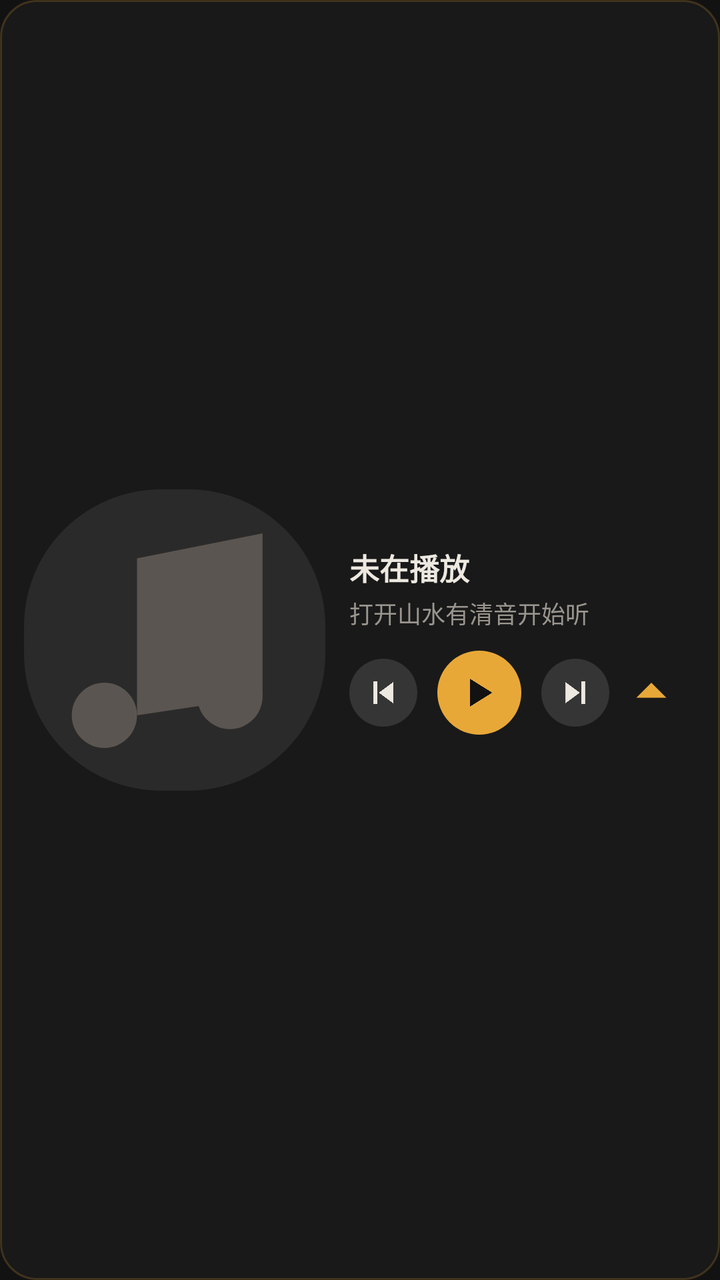
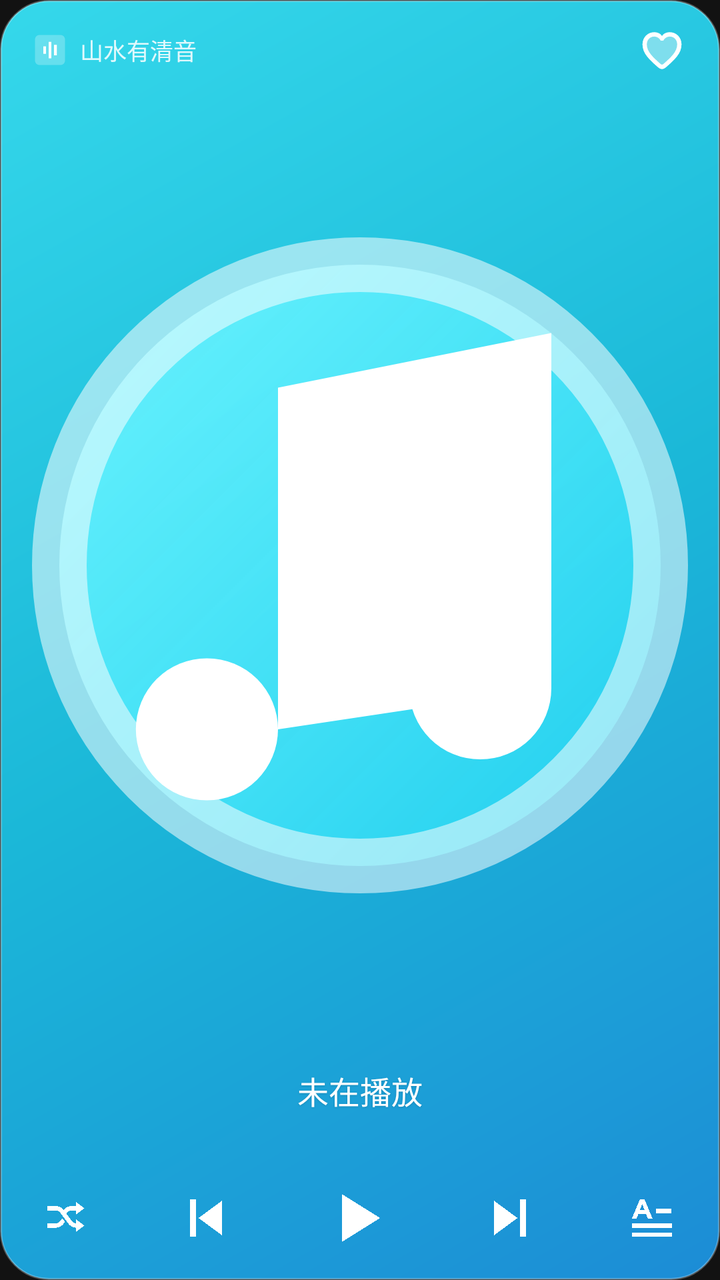

Compare the two renders of this Android layout. The source of the first and the diff that turns it into the second are given below.
<!-- AndroidManifest.xml: application theme Theme.Sonance -->
<!-- res/layout/widget_large.xml -->
<?xml version="1.0" encoding="utf-8"?>
<LinearLayout xmlns:android="http://schemas.android.com/apk/res/android"
    android:id="@+id/widget_root"
    android:layout_width="match_parent"
    android:layout_height="match_parent"
    android:background="@drawable/widget_bg"
    android:orientation="horizontal"
    android:padding="12dp">

    <ImageView
        android:id="@+id/widget_cover"
        android:layout_width="0dp"
        android:layout_height="match_parent"
        android:layout_weight="1"
        android:contentDescription="@string/widget_cover_desc"
        android:scaleType="fitCenter"
        android:src="@drawable/widget_placeholder" />

    <LinearLayout
        android:layout_width="0dp"
        android:layout_height="match_parent"
        android:layout_marginStart="12dp"
        android:layout_weight="1.15"
        android:gravity="center_vertical"
        android:orientation="vertical">

        <TextView
            android:id="@+id/widget_title"
            android:layout_width="match_parent"
            android:layout_height="wrap_content"
            android:ellipsize="end"
            android:maxLines="2"
            android:text="@string/widget_idle_title"
            android:textColor="@color/widget_text"
            android:textSize="15sp"
            android:textStyle="bold" />

        <TextView
            android:id="@+id/widget_artist"
            android:layout_width="match_parent"
            android:layout_height="wrap_content"
            android:layout_marginTop="3dp"
            android:ellipsize="end"
            android:maxLines="1"
            android:text="@string/widget_idle_subtitle"
            android:textColor="@color/widget_text_dim"
            android:textSize="12sp" />

        <LinearLayout
            android:layout_width="match_parent"
            android:layout_height="wrap_content"
            android:layout_marginTop="10dp"
            android:gravity="center_vertical"
            android:orientation="horizontal">

            <ImageView
                android:id="@+id/widget_prev"
                android:layout_width="34dp"
                android:layout_height="34dp"
                android:background="@drawable/widget_btn"
                android:contentDescription="@string/widget_prev_desc"
                android:padding="8dp"
                android:src="@drawable/widget_ic_prev" />

            <ImageView
                android:id="@+id/widget_play"
                android:layout_width="42dp"
                android:layout_height="42dp"
                android:layout_marginStart="10dp"
                android:layout_marginEnd="10dp"
                android:background="@drawable/widget_btn_accent"
                android:contentDescription="@string/widget_play_desc"
                android:padding="10dp"
                android:src="@drawable/widget_ic_play" />

            <ImageView
                android:id="@+id/widget_next"
                android:layout_width="34dp"
                android:layout_height="34dp"
                android:background="@drawable/widget_btn"
                android:contentDescription="@string/widget_next_desc"
                android:padding="8dp"
                android:src="@drawable/widget_ic_next" />

            <ImageView
                android:id="@+id/widget_open"
                android:layout_width="30dp"
                android:layout_height="30dp"
                android:layout_marginStart="6dp"
                android:contentDescription="@string/widget_open_desc"
                android:src="@drawable/widget_ic_open" />
        </LinearLayout>
    </LinearLayout>
</LinearLayout>
<!-- resources referenced by this layout -->
<resources>
  <color name="widget_text">#FFEDE8E0</color>
  <color name="widget_text_dim">#FF9A958E</color>
  <!-- drawable widget_bg (drawable) -->
  <?xml version="1.0" encoding="utf-8"?>
  <shape xmlns:android="http://schemas.android.com/apk/res/android"
      android:shape="rectangle">
      <solid android:color="@color/widget_bg" />
      <corners android:radius="18dp" />
      <stroke
          android:width="1dp"
          android:color="@color/widget_border" />
  </shape>
  <!-- drawable widget_btn (drawable) -->
  <?xml version="1.0" encoding="utf-8"?>
  <ripple xmlns:android="http://schemas.android.com/apk/res/android"
      android:color="#33FFFFFF">
      <item>
          <shape android:shape="oval">
              <solid android:color="@color/widget_btn_bg" />
          </shape>
      </item>
  </ripple>
  <!-- drawable widget_btn_accent (drawable) -->
  <?xml version="1.0" encoding="utf-8"?>
  <ripple xmlns:android="http://schemas.android.com/apk/res/android"
      android:color="#33FFFFFF">
      <item>
          <shape android:shape="oval">
              <solid android:color="@color/widget_accent" />
          </shape>
      </item>
  </ripple>
  <!-- drawable widget_ic_next (drawable) -->
  <?xml version="1.0" encoding="utf-8"?>
  <vector xmlns:android="http://schemas.android.com/apk/res/android"
      android:width="24dp"
      android:height="24dp"
      android:viewportWidth="24"
      android:viewportHeight="24">
      <path
          android:fillColor="@color/widget_text"
          android:pathData="M5.5,5 L15,12 L5.5,19 Z" />
      <path
          android:fillColor="@color/widget_text"
          android:pathData="M16.1,4.5h2.4v15h-2.4z" />
  </vector>
  <!-- drawable widget_ic_open (drawable) -->
  <?xml version="1.0" encoding="utf-8"?>
  <vector xmlns:android="http://schemas.android.com/apk/res/android"
      android:width="24dp"
      android:height="24dp"
      android:viewportWidth="24"
      android:viewportHeight="24">
      <path
          android:fillColor="@color/widget_accent"
          android:pathData="M6,14 L12,8 L18,14" />
  </vector>
  <!-- drawable widget_ic_play (drawable) -->
  <?xml version="1.0" encoding="utf-8"?>
  <vector xmlns:android="http://schemas.android.com/apk/res/android"
      android:width="24dp"
      android:height="24dp"
      android:viewportWidth="24"
      android:viewportHeight="24">
      <path
          android:fillColor="@color/widget_btn_icon"
          android:pathData="M7,4.5 L19,12 L7,19.5 Z" />
  </vector>
  <!-- drawable widget_ic_prev (drawable) -->
  <?xml version="1.0" encoding="utf-8"?>
  <vector xmlns:android="http://schemas.android.com/apk/res/android"
      android:width="24dp"
      android:height="24dp"
      android:viewportWidth="24"
      android:viewportHeight="24">
      <path
          android:fillColor="@color/widget_text"
          android:pathData="M18.5,5 L9,12 L18.5,19 Z" />
      <path
          android:fillColor="@color/widget_text"
          android:pathData="M5.5,4.5h2.4v15h-2.4z" />
  </vector>
  <!-- drawable widget_placeholder (drawable) -->
  <?xml version="1.0" encoding="utf-8"?>
  <layer-list xmlns:android="http://schemas.android.com/apk/res/android">
      <item>
          <shape android:shape="rectangle">
              <solid android:color="@color/widget_cover_bg" />
              <corners android:radius="10dp" />
          </shape>
      </item>
      <item
          android:drawable="@drawable/widget_ic_note"
          android:gravity="center"
          android:width="22dp"
          android:height="22dp" />
  </layer-list>
  <string name="widget_idle_subtitle">打开山水有清音开始听</string>
  <string name="widget_open_desc">打开应用</string>
  <color name="widget_bg">#E61A1A1A</color>
  <color name="widget_border">#33E8A838</color>
  <color name="widget_btn_bg">#1FFFFFFF</color>
  <color name="widget_accent">#FFE8A838</color>
  <color name="widget_btn_icon">#FF121212</color>
  <color name="widget_cover_bg">#FF2A2A2A</color>
  <!-- drawable widget_ic_note (drawable) -->
  <?xml version="1.0" encoding="utf-8"?>
  <vector xmlns:android="http://schemas.android.com/apk/res/android"
      android:width="24dp"
      android:height="24dp"
      android:viewportWidth="24"
      android:viewportHeight="24">
      <path
          android:fillColor="@color/widget_text_muted"
          android:pathData="M9,18V5.5l10,-2v13" />
      <path
          android:fillColor="@color/widget_text_muted"
          android:pathData="M9,18a2.6,2.6 0 1,1 -2.6,-2.6 2.6,2.6 0 0,1 2.6,2.6z" />
      <path
          android:fillColor="@color/widget_text_muted"
          android:pathData="M19,16.5a2.6,2.6 0 1,1 -2.6,-2.6 2.6,2.6 0 0,1 2.6,2.6z" />
  </vector>
  <color name="widget_text_muted">#FF5A5550</color>
  <!-- unchanged entries left out for length: 7 -->
</resources>

<!-- the commit's change to res/layout/widget_large.xml (unified diff, before → after) -->
@@ -1,94 +1,279 @@
 <?xml version="1.0" encoding="utf-8"?>
-<LinearLayout xmlns:android="http://schemas.android.com/apk/res/android"
+<FrameLayout xmlns:android="http://schemas.android.com/apk/res/android"
     android:id="@+id/widget_root"
     android:layout_width="match_parent"
     android:layout_height="match_parent"
-    android:background="@drawable/widget_bg"
-    android:orientation="horizontal"
-    android:padding="12dp">
+    android:background="@android:color/transparent">
 
     <ImageView
-        android:id="@+id/widget_cover"
-        android:layout_width="0dp"
+        android:id="@+id/widget_bg_img"
+        android:layout_width="match_parent"
         android:layout_height="match_parent"
-        android:layout_weight="1"
-        android:contentDescription="@string/widget_cover_desc"
-        android:scaleType="fitCenter"
-        android:src="@drawable/widget_placeholder" />
+        android:importantForAccessibility="no"
+        android:scaleType="fitXY"
+        android:src="@drawable/widget_bg" />
 
     <LinearLayout
-        android:layout_width="0dp"
+        android:layout_width="match_parent"
         android:layout_height="match_parent"
-        android:layout_marginStart="12dp"
-        android:layout_weight="1.15"
-        android:gravity="center_vertical"
-        android:orientation="vertical">
-
-        <TextView
-            android:id="@+id/widget_title"
-            android:layout_width="match_parent"
-            android:layout_height="wrap_content"
-            android:ellipsize="end"
-            android:maxLines="2"
-            android:text="@string/widget_idle_title"
-            android:textColor="@color/widget_text"
-            android:textSize="15sp"
-            android:textStyle="bold" />
-
-        <TextView
-            android:id="@+id/widget_artist"
-            android:layout_width="match_parent"
-            android:layout_height="wrap_content"
-            android:layout_marginTop="3dp"
-            android:ellipsize="end"
-            android:maxLines="1"
-            android:text="@string/widget_idle_subtitle"
-            android:textColor="@color/widget_text_dim"
-            android:textSize="12sp" />
-
+        android:orientation="vertical"
+        android:paddingStart="16dp"
+        android:paddingTop="12dp"
+        android:paddingEnd="16dp"
+        android:paddingBottom="12dp">
+
+        
         <LinearLayout
             android:layout_width="match_parent"
             android:layout_height="wrap_content"
-            android:layout_marginTop="10dp"
             android:gravity="center_vertical"
             android:orientation="horizontal">
 
             <ImageView
+                android:layout_width="18dp"
+                android:layout_height="18dp"
+                android:importantForAccessibility="no"
+                android:scaleType="fitCenter"
+                android:src="@drawable/widget_ic_brand_badge" />
+
+            <TextView
+                android:id="@+id/widget_brand"
+                android:layout_width="0dp"
+                android:layout_height="wrap_content"
+                android:layout_marginStart="6dp"
+                android:layout_weight="1"
+                android:fontFamily="sans-serif-medium"
+                android:includeFontPadding="false"
+                android:maxLines="1"
+                android:text="@string/widget_brand"
+                android:textColor="#D9FFFFFF"
+                android:textSize="11.5sp" />
+
+            <ImageView
+                android:id="@+id/widget_fav"
+                android:layout_width="26dp"
+                android:layout_height="26dp"
+                android:background="@drawable/widget_btn_ripple"
+                android:contentDescription="@string/widget_fav_desc"
+                android:scaleType="fitCenter"
+                android:src="@drawable/widget_ic_heart_outline" />
+        </LinearLayout>
+
+        
+        <FrameLayout
+            android:layout_width="match_parent"
+            android:layout_height="0dp"
+            android:layout_marginTop="4dp"
+            android:layout_weight="1">
+
+            <ImageView
+                android:id="@+id/widget_cover"
+                android:layout_width="match_parent"
+                android:layout_height="match_parent"
+                android:contentDescription="@string/widget_cover_desc"
+                android:scaleType="fitCenter"
+                android:src="@drawable/widget_placeholder" />
+        </FrameLayout>
+
+        
+        <FrameLayout
+            android:layout_width="match_parent"
+            android:layout_height="wrap_content"
+            android:layout_marginTop="6dp"
+            android:minHeight="32dp">
+
+            <LinearLayout
+                android:id="@+id/widget_info_group"
+                android:layout_width="match_parent"
+                android:layout_height="wrap_content"
+                android:layout_gravity="center_vertical"
+                android:orientation="vertical">
+
+                <TextView
+                    android:id="@+id/widget_title"
+                    android:layout_width="match_parent"
+                    android:layout_height="wrap_content"
+                    android:ellipsize="end"
+                    android:fontFamily="sans-serif-medium"
+                    android:gravity="center_horizontal"
+                    android:includeFontPadding="false"
+                    android:maxLines="1"
+                    android:shadowColor="#26000000"
+                    android:shadowDy="1"
+                    android:shadowRadius="2"
+                    android:text="@string/widget_idle_title"
+                    android:textColor="#FFFFFFFF"
+                    android:textSize="15.5sp" />
+
+                <TextView
+                    android:id="@+id/widget_artist"
+                    android:layout_width="0dp"
+                    android:layout_height="0dp"
+                    android:visibility="gone" />
+            </LinearLayout>
+
+            <LinearLayout
+                android:id="@+id/widget_lyric_group"
+                android:layout_width="match_parent"
+                android:layout_height="wrap_content"
+                android:layout_gravity="center_vertical"
+                android:orientation="vertical"
+                android:paddingTop="2dp"
+                android:paddingBottom="2dp"
+                android:visibility="gone">
+
+                <TextView
+                    android:id="@+id/widget_lyric_prev"
+                    android:layout_width="match_parent"
+                    android:layout_height="wrap_content"
+                    android:ellipsize="end"
+                    android:gravity="center_horizontal"
+                    android:includeFontPadding="false"
+                    android:maxLines="1"
+                    android:textColor="#99FFFFFF"
+                    android:textSize="12sp" />
+
+                <TextView
+                    android:id="@+id/widget_lyric_cur"
+                    android:layout_width="match_parent"
+                    android:layout_height="wrap_content"
+                    android:layout_marginTop="4dp"
+                    android:layout_marginBottom="4dp"
+                    android:ellipsize="end"
+                    android:fontFamily="sans-serif-medium"
+                    android:gravity="center_horizontal"
+                    android:includeFontPadding="false"
+                    android:maxLines="2"
+                    android:shadowColor="#26000000"
+                    android:shadowDy="1"
+                    android:shadowRadius="2"
+                    android:textColor="#FFFFFFFF"
+                    android:textSize="15.5sp" />
+
+                <TextView
+                    android:id="@+id/widget_lyric_next"
+                    android:layout_width="match_parent"
+                    android:layout_height="wrap_content"
+                    android:ellipsize="end"
+                    android:gravity="center_horizontal"
+                    android:includeFontPadding="false"
+                    android:maxLines="1"
+                    android:textColor="#99FFFFFF"
+                    android:textSize="12sp" />
+            </LinearLayout>
+        </FrameLayout>
+
+        
+        <LinearLayout
+            android:id="@+id/widget_progress_row"
+            android:layout_width="match_parent"
+            android:layout_height="wrap_content"
+            android:layout_marginTop="8dp"
+            android:gravity="center_vertical"
+            android:orientation="horizontal">
+
+            <TextView
+                android:id="@+id/widget_time_cur"
+                android:layout_width="wrap_content"
+                android:layout_height="wrap_content"
+                android:includeFontPadding="false"
+                android:textColor="#E6FFFFFF"
+                android:textSize="10.5sp" />
+
+            <ImageView
+                android:id="@+id/widget_progress"
+                android:layout_width="0dp"
+                android:layout_height="8dp"
+                android:layout_marginStart="8dp"
+                android:layout_marginEnd="8dp"
+                android:layout_weight="1"
+                android:importantForAccessibility="no"
+                android:scaleType="fitXY" />
+
+            <TextView
+                android:id="@+id/widget_time_total"
+                android:layout_width="wrap_content"
+                android:layout_height="wrap_content"
+                android:includeFontPadding="false"
+                android:textColor="#E6FFFFFF"
+                android:textSize="10.5sp" />
+        </LinearLayout>
+
+        
+        <LinearLayout
+            android:id="@+id/widget_controls"
+            android:layout_width="match_parent"
+            android:layout_height="wrap_content"
+            android:layout_marginTop="8dp"
+            android:gravity="center_vertical"
+            android:orientation="horizontal"
+            android:paddingStart="4dp"
+            android:paddingEnd="4dp">
+
+            <ImageView
+                android:id="@+id/widget_mode"
+                android:layout_width="26dp"
+                android:layout_height="26dp"
+                android:background="@drawable/widget_btn_ripple"
+                android:contentDescription="@string/widget_mode_desc"
+                android:scaleType="fitCenter"
+                android:src="@drawable/widget_ic_mode_shuffle" />
+
+            <FrameLayout
+                android:layout_width="0dp"
+                android:layout_height="1dp"
+                android:layout_weight="1" />
+
+            <ImageView
                 android:id="@+id/widget_prev"
-                android:layout_width="34dp"
-                android:layout_height="34dp"
-                android:background="@drawable/widget_btn"
-                android:contentDescription="@string/widget_prev_desc"
-                android:padding="8dp"
-                android:src="@drawable/widget_ic_prev" />
-
-            <ImageView
-                android:id="@+id/widget_play"
-                android:layout_width="42dp"
-                android:layout_height="42dp"
-                android:layout_marginStart="10dp"
-                android:layout_marginEnd="10dp"
-                android:background="@drawable/widget_btn_accent"
-                android:contentDescription="@string/widget_play_desc"
-                android:padding="10dp"
-                android:src="@drawable/widget_ic_play" />
-
-            <ImageView
-                android:id="@+id/widget_next"
-                android:layout_width="34dp"
-                android:layout_height="34dp"
-                android:background="@drawable/widget_btn"
-                android:contentDescription="@string/widget_next_desc"
-                android:padding="8dp"
-                android:src="@drawable/widget_ic_next" />
-
-            <ImageView
-                android:id="@+id/widget_open"
                 android:layout_width="30dp"
                 android:layout_height="30dp"
-                android:layout_marginStart="6dp"
-                android:contentDescription="@string/widget_open_desc"
-                android:src="@drawable/widget_ic_open" />
+                android:background="@drawable/widget_btn_ripple"
+                android:contentDescription="@string/widget_prev_desc"
+                android:scaleType="fitCenter"
+                android:src="@drawable/widget_ic_prev" />
+
+            <FrameLayout
+                android:layout_width="0dp"
+                android:layout_height="1dp"
+                android:layout_weight="1" />
+
+            <ImageView
+                android:id="@+id/widget_play"
+                android:layout_width="38dp"
+                android:layout_height="38dp"
+                android:background="@drawable/widget_btn_ripple"
+                android:contentDescription="@string/widget_play_desc"
+                android:scaleType="fitCenter"
+                android:src="@drawable/widget_ic_play" />
+
+            <FrameLayout
+                android:layout_width="0dp"
+                android:layout_height="1dp"
+                android:layout_weight="1" />
+
+            <ImageView
+                android:id="@+id/widget_next"
+                android:layout_width="30dp"
+                android:layout_height="30dp"
+                android:background="@drawable/widget_btn_ripple"
+                android:contentDescription="@string/widget_next_desc"
+                android:scaleType="fitCenter"
+                android:src="@drawable/widget_ic_next" />
+
+            <FrameLayout
+                android:layout_width="0dp"
+                android:layout_height="1dp"
+                android:layout_weight="1" />
+
+            <ImageView
+                android:id="@+id/widget_lyric_toggle"
+                android:layout_width="28dp"
+                android:layout_height="28dp"
+                android:background="@drawable/widget_btn_ripple"
+                android:contentDescription="@string/widget_lyric_desc"
+                android:scaleType="fitCenter"
+                android:src="@drawable/widget_ic_lyric" />
         </LinearLayout>
     </LinearLayout>
-</LinearLayout>
+</FrameLayout>
<!-- resource entries referenced after the edit -->
@@ -1,37 +1,97 @@
 <!-- resources referenced by this layout -->
 <resources>
-  <color name="widget_text">#FFEDE8E0</color>
-  <color name="widget_text_dim">#FF9A958E</color>
   <!-- drawable widget_bg (drawable) -->
   <?xml version="1.0" encoding="utf-8"?>
   <shape xmlns:android="http://schemas.android.com/apk/res/android"
       android:shape="rectangle">
-      <solid android:color="@color/widget_bg" />
-      <corners android:radius="18dp" />
+      <gradient
+          android:angle="315"
+          android:centerColor="#FF1BB8D8"
+          android:endColor="#FF1C8CD6"
+          android:startColor="#FF35D8EB"
+          android:type="linear" />
+      <corners android:radius="24dp" />
       <stroke
           android:width="1dp"
-          android:color="@color/widget_border" />
+          android:color="#48FFFFFF" />
   </shape>
-  <!-- drawable widget_btn (drawable) -->
+  <!-- drawable widget_btn_ripple (drawable) -->
   <?xml version="1.0" encoding="utf-8"?>
   <ripple xmlns:android="http://schemas.android.com/apk/res/android"
-      android:color="#33FFFFFF">
-      <item>
-          <shape android:shape="oval">
-              <solid android:color="@color/widget_btn_bg" />
-          </shape>
-      </item>
-  </ripple>
-  <!-- drawable widget_btn_accent (drawable) -->
+      android:color="#33FFFFFF" />
+  <!-- drawable widget_ic_brand_badge (drawable) -->
   <?xml version="1.0" encoding="utf-8"?>
-  <ripple xmlns:android="http://schemas.android.com/apk/res/android"
-      android:color="#33FFFFFF">
-      <item>
-          <shape android:shape="oval">
-              <solid android:color="@color/widget_accent" />
-          </shape>
-      </item>
-  </ripple>
+  <vector xmlns:android="http://schemas.android.com/apk/res/android"
+      android:width="24dp"
+      android:height="24dp"
+      android:viewportWidth="24"
+      android:viewportHeight="24">
+      
+      <path
+          android:fillColor="#40FFFFFF"
+          android:pathData="M5,2 L19,2 C20.7,2 22,3.3 22,5 L22,19 C22,20.7 20.7,22 19,22 L5,22 C3.3,22 2,20.7 2,19 L2,5 C2,3.3 3.3,2 5,2 Z" />
+      
+      <path
+          android:fillColor="#FFFFFFFF"
+          android:pathData="M7.5,9.5 L9.3,9.5 L9.3,14.5 L7.5,14.5 Z M11.1,6.5 L12.9,6.5 L12.9,17.5 L11.1,17.5 Z M14.7,8.5 L16.5,8.5 L16.5,15.5 L14.7,15.5 Z" />
+  </vector>
+  <!-- drawable widget_ic_heart_outline (drawable) -->
+  <?xml version="1.0" encoding="utf-8"?>
+  <vector xmlns:android="http://schemas.android.com/apk/res/android"
+      android:width="24dp"
+      android:height="24dp"
+      android:viewportWidth="24"
+      android:viewportHeight="24">
+      
+      <path
+          android:fillColor="#66FFFFFF"
+          android:pathData="M12,20.8 C11.4,20.8 10.8,20.5 10.2,20.0 C6.2,16.5 3.0,13.6 3.0,9.4 C3.0,6.2 5.4,3.8 8.4,3.8 C10.0,3.8 11.4,4.5 12,5.6 C12.6,4.5 14.0,3.8 15.6,3.8 C18.6,3.8 21.0,6.2 21.0,9.4 C21.0,13.6 17.8,16.5 13.8,20.0 C13.2,20.5 12.6,20.8 12,20.8 Z" />
+      <path
+          android:fillColor="#FFFFFFFF"
+          android:pathData="M15.6,3.8 C14.0,3.8 12.6,4.5 12,5.6 C11.4,4.5 10.0,3.8 8.4,3.8 C5.4,3.8 3.0,6.2 3.0,9.4 C3.0,13.6 6.2,16.5 10.2,20.0 C10.8,20.5 11.4,20.8 12,20.8 C12.6,20.8 13.2,20.5 13.8,20.0 C17.8,16.5 21.0,13.6 21.0,9.4 C21.0,6.2 18.6,3.8 15.6,3.8 Z M12.6,18.5 C12.2,18.8 11.8,18.8 11.4,18.5 C7.8,15.3 5.0,12.8 5.0,9.4 C5.0,7.3 6.5,5.8 8.4,5.8 C9.7,5.8 10.9,6.6 11.4,7.7 L12.6,7.7 C13.1,6.6 14.3,5.8 15.6,5.8 C17.5,5.8 19.0,7.3 19.0,9.4 C19.0,12.8 16.2,15.3 12.6,18.5 Z" />
+  </vector>
+  <!-- drawable widget_ic_lyric (drawable) -->
+  <?xml version="1.0" encoding="utf-8"?>
+  <vector xmlns:android="http://schemas.android.com/apk/res/android"
+      android:width="24dp"
+      android:height="24dp"
+      android:viewportWidth="24"
+      android:viewportHeight="24">
+      
+      <path
+          android:fillColor="#FFFFFFFF"
+          android:pathData="M6.8,4.0 L8.8,4.0 L12.2,12.2 L10.2,12.2 L9.4,10.2 L6.2,10.2 L5.4,12.2 L3.4,12.2 L6.8,4.0 Z M6.8,8.6 L8.8,8.6 L7.8,6.0 L6.8,8.6 Z" />
+      
+      <path
+          android:fillColor="#FFFFFFFF"
+          android:pathData="M13.6,8.0 L20.2,8.0 L20.2,9.9 L13.6,9.9 Z" />
+      
+      <path
+          android:fillColor="#FFFFFFFF"
+          android:pathData="M3.5,14.3 L20.5,14.3 L20.5,16.2 L3.5,16.2 Z" />
+      
+      <path
+          android:fillColor="#FFFFFFFF"
+          android:pathData="M3.5,18.2 L20.5,18.2 L20.5,20.1 L3.5,20.1 Z" />
+  </vector>
+  <!-- drawable widget_ic_mode_shuffle (drawable) -->
+  <?xml version="1.0" encoding="utf-8"?>
+  <vector xmlns:android="http://schemas.android.com/apk/res/android"
+      android:width="24dp"
+      android:height="24dp"
+      android:viewportWidth="24"
+      android:viewportHeight="24">
+      
+      <path
+          android:fillColor="#FFFFFFFF"
+          android:pathData="M16.5,4.5 L20.5,7.5 L16.5,10.5 L16.5,8.5 L14.6,8.5 C13.7,8.5 12.9,9.0 12.3,9.8 L11.4,11.1 L10.0,9.5 L10.9,8.3 C11.8,7.1 13.1,6.5 14.6,6.5 L16.5,6.5 Z" />
+      <path
+          android:fillColor="#FFFFFFFF"
+          android:pathData="M3.5,6.5 L7.2,6.5 C8.7,6.5 10.0,7.1 10.9,8.3 L14.7,13.4 C15.2,14.1 16.0,14.5 16.9,14.5 L16.5,14.5 L16.5,12.5 L20.5,15.5 L16.5,18.5 L16.5,16.5 L16.9,16.5 C15.4,16.5 14.0,15.8 13.1,14.6 L9.3,9.5 C8.8,8.8 8.0,8.5 7.2,8.5 L3.5,8.5 Z" />
+      <path
+          android:fillColor="#FFFFFFFF"
+          android:pathData="M3.5,14.5 L7.2,14.5 C8.0,14.5 8.8,14.1 9.3,13.4 L10.2,12.2 L11.6,13.8 L10.9,14.6 C10.0,15.8 8.7,16.5 7.2,16.5 L3.5,16.5 Z" />
+  </vector>
   <!-- drawable widget_ic_next (drawable) -->
   <?xml version="1.0" encoding="utf-8"?>
   <vector xmlns:android="http://schemas.android.com/apk/res/android"
@@ -40,22 +100,11 @@
       android:viewportWidth="24"
       android:viewportHeight="24">
       <path
-          android:fillColor="@color/widget_text"
+          android:fillColor="#FFFFFFFF"
           android:pathData="M5.5,5 L15,12 L5.5,19 Z" />
       <path
-          android:fillColor="@color/widget_text"
+          android:fillColor="#FFFFFFFF"
           android:pathData="M16.1,4.5h2.4v15h-2.4z" />
-  </vector>
-  <!-- drawable widget_ic_open (drawable) -->
-  <?xml version="1.0" encoding="utf-8"?>
-  <vector xmlns:android="http://schemas.android.com/apk/res/android"
-      android:width="24dp"
-      android:height="24dp"
-      android:viewportWidth="24"
-      android:viewportHeight="24">
-      <path
-          android:fillColor="@color/widget_accent"
-          android:pathData="M6,14 L12,8 L18,14" />
   </vector>
   <!-- drawable widget_ic_play (drawable) -->
   <?xml version="1.0" encoding="utf-8"?>
@@ -65,7 +114,7 @@
       android:viewportWidth="24"
       android:viewportHeight="24">
       <path
-          android:fillColor="@color/widget_btn_icon"
+          android:fillColor="#FFFFFFFF"
           android:pathData="M7,4.5 L19,12 L7,19.5 Z" />
   </vector>
   <!-- drawable widget_ic_prev (drawable) -->
@@ -76,35 +125,53 @@
       android:viewportWidth="24"
       android:viewportHeight="24">
       <path
-          android:fillColor="@color/widget_text"
+          android:fillColor="#FFFFFFFF"
           android:pathData="M18.5,5 L9,12 L18.5,19 Z" />
       <path
-          android:fillColor="@color/widget_text"
+          android:fillColor="#FFFFFFFF"
           android:pathData="M5.5,4.5h2.4v15h-2.4z" />
   </vector>
   <!-- drawable widget_placeholder (drawable) -->
   <?xml version="1.0" encoding="utf-8"?>
   <layer-list xmlns:android="http://schemas.android.com/apk/res/android">
       <item>
-          <shape android:shape="rectangle">
-              <solid android:color="@color/widget_cover_bg" />
-              <corners android:radius="10dp" />
+          <shape android:shape="oval">
+              <gradient
+                  android:angle="315"
+                  android:endColor="#D920D4F2"
+                  android:startColor="#F06EF5FF"
+                  android:type="linear" />
+              <stroke
+                  android:width="1.5dp"
+                  android:color="#88FFFFFF" />
+          </shape>
+      </item>
+      <item
+          android:bottom="10dp"
+          android:left="10dp"
+          android:right="10dp"
+          android:top="10dp">
+          <shape android:shape="oval">
+              <gradient
+                  android:angle="270"
+                  android:endColor="#FF167CB8"
+                  android:startColor="#FF32C5E2"
+                  android:type="linear" />
+              <stroke
+                  android:width="1.2dp"
+                  android:color="#99FFFFFF" />
           </shape>
       </item>
       <item
           android:drawable="@drawable/widget_ic_note"
           android:gravity="center"
-          android:width="22dp"
-          android:height="22dp" />
+          android:width="20dp"
+          android:height="20dp" />
   </layer-list>
-  <string name="widget_idle_subtitle">打开山水有清音开始听</string>
-  <string name="widget_open_desc">打开应用</string>
-  <color name="widget_bg">#E61A1A1A</color>
-  <color name="widget_border">#33E8A838</color>
-  <color name="widget_btn_bg">#1FFFFFFF</color>
-  <color name="widget_accent">#FFE8A838</color>
-  <color name="widget_btn_icon">#FF121212</color>
-  <color name="widget_cover_bg">#FF2A2A2A</color>
+  <string name="widget_brand">山水有清音</string>
+  <string name="widget_fav_desc">收藏或取消收藏</string>
+  <string name="widget_lyric_desc">显示或隐藏歌词</string>
+  <string name="widget_mode_desc">切换播放模式</string>
   <!-- drawable widget_ic_note (drawable) -->
   <?xml version="1.0" encoding="utf-8"?>
   <vector xmlns:android="http://schemas.android.com/apk/res/android"
@@ -113,16 +180,15 @@
       android:viewportWidth="24"
       android:viewportHeight="24">
       <path
-          android:fillColor="@color/widget_text_muted"
+          android:fillColor="#FFFFFFFF"
           android:pathData="M9,18V5.5l10,-2v13" />
       <path
-          android:fillColor="@color/widget_text_muted"
+          android:fillColor="#FFFFFFFF"
           android:pathData="M9,18a2.6,2.6 0 1,1 -2.6,-2.6 2.6,2.6 0 0,1 2.6,2.6z" />
       <path
-          android:fillColor="@color/widget_text_muted"
+          android:fillColor="#FFFFFFFF"
           android:pathData="M19,16.5a2.6,2.6 0 1,1 -2.6,-2.6 2.6,2.6 0 0,1 2.6,2.6z" />
   </vector>
-  <color name="widget_text_muted">#FF5A5550</color>
   <!-- unchanged entries left out for length: 7 -->
 </resources>
 
